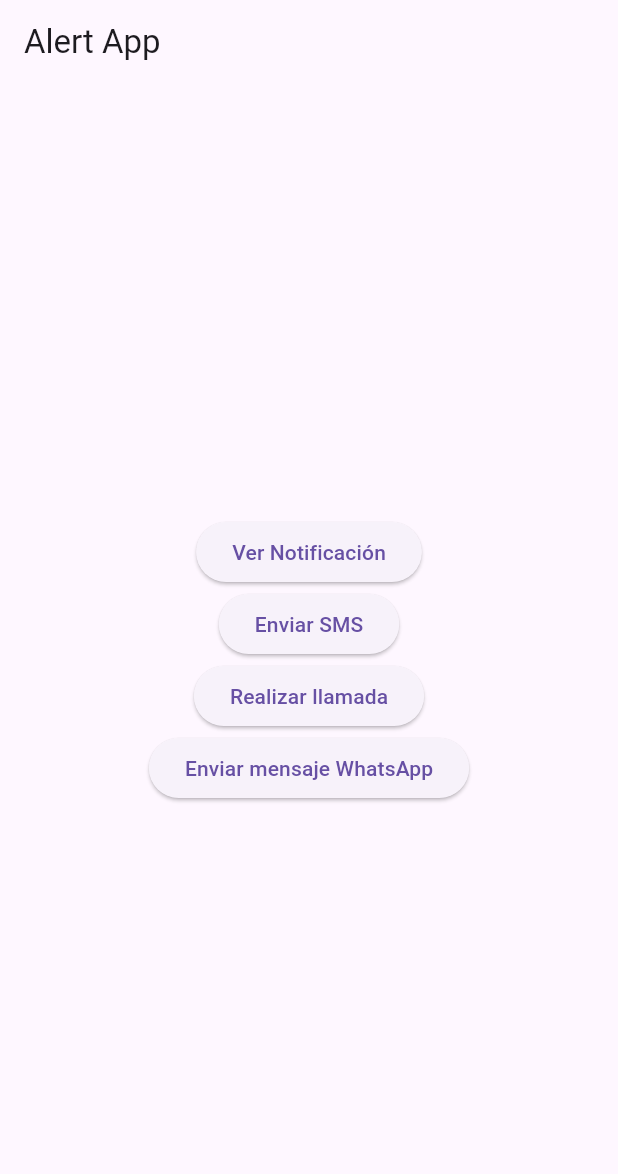
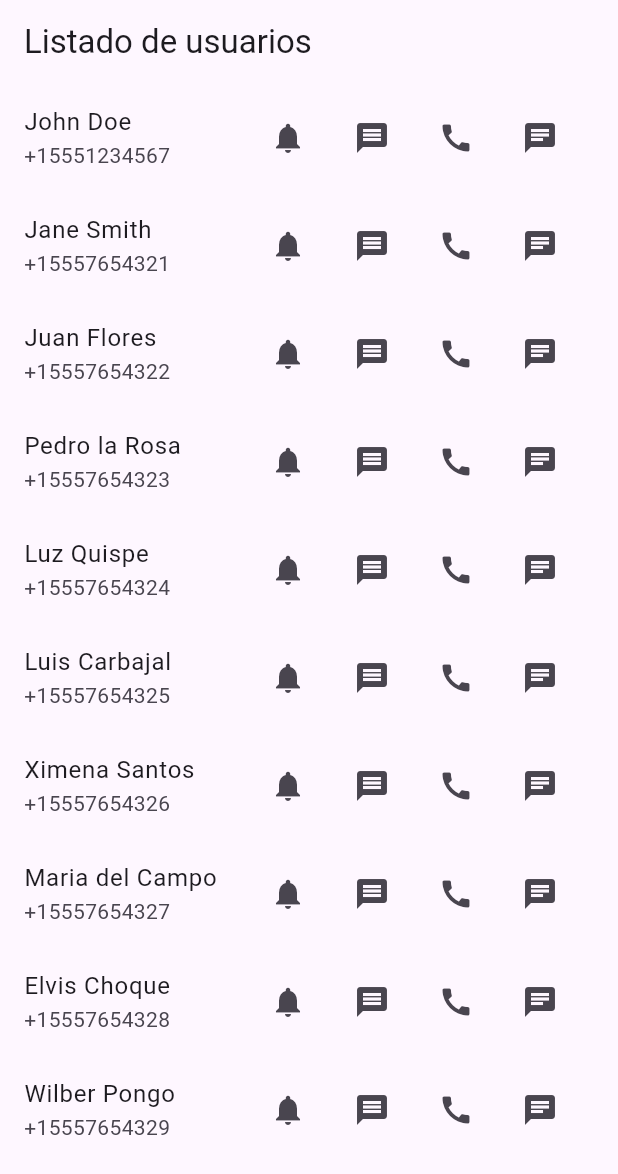
Before and after one commit to jesusjfy/appalertas, a Flutter app: the screen it shows after launch, on a phone screen of 412 x 824 dp. Shown: the top 1174 px of the screen. Run offline on Flutter 3.47's test engine with Material 3 defaults, Android fonts, the phone set to English and light mode, and no system bars; our stand-ins replace dio, flutter_local_notifications; missing offline and left inert: telephony.

Commit message:
lista de usuarios

```diff
--- a/lib/main.dart
+++ b/lib/main.dart
@@ -1,4 +1,4 @@
-import 'package:appalertas/pages/home_page.dart';
+import 'package:appalertas/pages/user_list_page.dart';
 import 'package:flutter/material.dart';
 
 void main() {
@@ -13,7 +13,7 @@ class MyApp extends StatelessWidget {
       theme: ThemeData(
         primarySwatch: Colors.blue,
       ),
-      home: HomePage(),
+      home: UserListPage(),
     );
   }
 }
--- /dev/null
+++ b/lib/models/user.dart
@@ -0,0 +1,7 @@
+class User {
+  final String name;
+  final String phoneNumber;
+  final String whatsappNumber;
+
+  User({required this.name, required this.phoneNumber, required this.whatsappNumber});
+}
--- /dev/null
+++ b/lib/pages/user_list_page.dart
@@ -0,0 +1,86 @@
+import 'package:flutter/material.dart';
+
+import '../models/user.dart';
+import '../services/call_service.dart';
+import '../services/notification_service.dart';
+import '../services/sms_service.dart';
+import '../services/whatsapp_service.dart';
+
+class UserListPage extends StatelessWidget {
+  final List<User> users = [
+    User(name: 'John Doe', phoneNumber: '+15551234567', whatsappNumber: '+15551234567'),
+    User(name: 'Jane Smith', phoneNumber: '+15557654321', whatsappNumber: '+15557654321'),
+    User(name: 'Juan Flores', phoneNumber: '+15557654322', whatsappNumber: '+15557654322'),
+    User(name: 'Pedro la Rosa', phoneNumber: '+15557654323', whatsappNumber: '+15557654323'),
+    User(name: 'Luz Quispe', phoneNumber: '+15557654324', whatsappNumber: '+15557654324'),
+    User(name: 'Luis Carbajal', phoneNumber: '+15557654325', whatsappNumber: '+15557654325'),
+    User(name: 'Ximena Santos', phoneNumber: '+15557654326', whatsappNumber: '+15557654326'),
+    User(name: 'Maria del Campo', phoneNumber: '+15557654327', whatsappNumber: '+15557654327'),
+    User(name: 'Elvis Choque', phoneNumber: '+15557654328', whatsappNumber: '+15557654328'),
+    User(name: 'Wilber Pongo', phoneNumber: '+15557654329', whatsappNumber: '+15557654329'),
+  ];
+
+  final CallService _callService = CallService();
+  final NotificationService _notificationService = NotificationService();
+  final SmsService _smsService = SmsService();
+  final WhatsappService _whatsappService = WhatsappService();
+
+  void sendNotification(User user) {
+    _notificationService.showNotification('Hello ${user.name}', 'Proceso finalizado sin errores');
+  }
+
+  Future<void> sendSms(User user) async {
+    await _smsService.sendSms('Hello ${user.name}', user.phoneNumber);
+  }
+
+  Future<void> makePhoneCall(User user) async {
+    await _callService.makePhoneCall(user.phoneNumber);
+  }
+
+  Future<void> sendWhatsappMessage(User user) async {
+    await _whatsappService.sendWhatsappMessage(user.whatsappNumber, 'Hello ${user.name}');
+  }
+
+  @override
+  Widget build(BuildContext context) {
+    return Scaffold(
+      appBar: AppBar(
+        title: Text('Listado de usuarios'),
+      ),
+      body: ListView.builder(
+        itemCount: users.length,
+        itemBuilder: (context, index) {
+          final user = users[index];
+          return ListTile(
+            title: Text(user.name),
+            subtitle: Text(user.phoneNumber),
+            trailing: SizedBox(
+              width: 220,
+              child: Wrap(
+                spacing: 8.0,
+                children: [
+                  IconButton(
+                    icon: Icon(Icons.notifications),
+                    onPressed: () => sendNotification(user),
+                  ),
+                  IconButton(
+                    icon: Icon(Icons.message),
+                    onPressed: () => sendSms(user),
+                  ),
+                  IconButton(
+                    icon: Icon(Icons.call),
+                    onPressed: () => makePhoneCall(user),
+                  ),
+                  IconButton(
+                    icon: Icon(Icons.chat),
+                    onPressed: () => sendWhatsappMessage(user),
+                  ),
+                ],
+              ),
+            ),
+          );
+        },
+      ),
+    );
+  }
+}
--- a/pubspec.yaml
+++ b/pubspec.yaml
@@ -31,7 +31,7 @@ dependencies:
   flutter:
     sdk: flutter
   http: ^0.13.3
-  flutter_local_notifications: ^9.0.0+1
+  flutter_local_notifications: ^17.2.1+2
   url_launcher: ^6.3.0
   sqflite: ^2.0.0+3
   dio: ^4.0.0
```
Also changed, not shown: lib/services/sms_service.dart (+9 -0 lines), lib/services/whatsapp_service.dart (+23 -0 lines), pubspec.lock.
